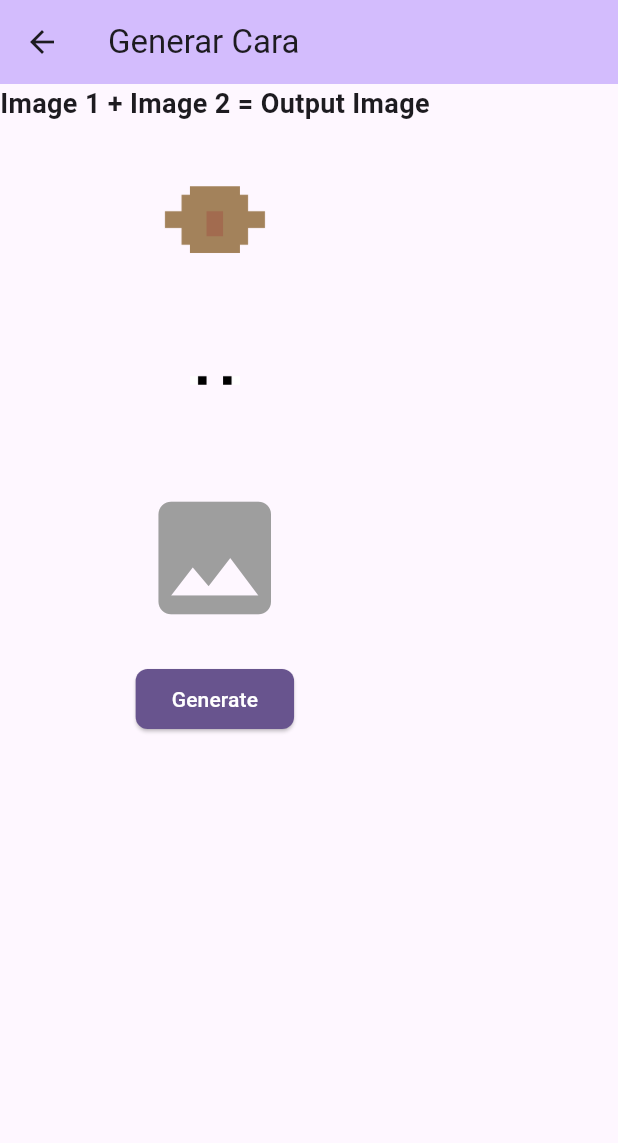
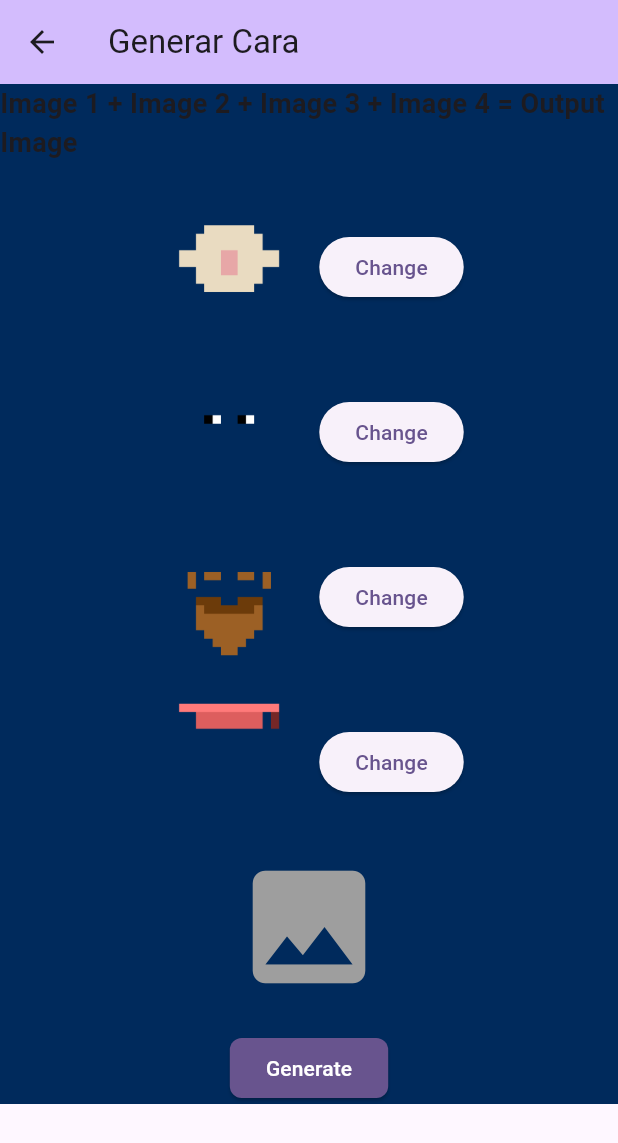
Before and after one commit to XabierMatute/KoboltAssistant, a Flutter app: the GenerateFaceScreen screen opened directly, on a phone screen of 412 x 824 dp. Shown: the top 1143 px of the screen. Run offline on Flutter 3.47's test engine with Material 3 defaults, Android fonts, the phone set to English and light mode, and no system bars; our stand-ins replace faker, image_picker, sqflite; accounts and stored records are empty.

Commit message:
prototipo de sumar imagenes funciona

```diff
--- a/caravana_enana/lib/screens/generate_face.dart
+++ b/caravana_enana/lib/screens/generate_face.dart
@@ -1,23 +1,34 @@
+import 'dart:convert';
+import 'dart:math';
+import 'dart:io';
+
 import 'package:flutter/material.dart';
-import 'dart:io';
+import 'package:flutter/services.dart';
 import 'package:image/image.dart' as img;
-import 'package:flutter/services.dart';
 import 'package:path_provider/path_provider.dart';
 
-Future<void> generarCara(String cabezaPath, String ojosPath, String salidaFileName) async {
+Future<void> generarCara(String cabezaPath, String ojosPath, String barbaPath, String sombreroPath, String salidaFileName) async {
   // Cargar las imágenes desde assets
   final cabezaBytes = await rootBundle.load(cabezaPath);
   final ojosBytes = await rootBundle.load(ojosPath);
+  final barbaBytes = await rootBundle.load(barbaPath);
+  final sombreroBytes = await rootBundle.load(sombreroPath);
 
   // Decodificar las imágenes
   img.Image cabeza = img.decodeImage(cabezaBytes.buffer.asUint8List())!;
   img.Image ojos = img.decodeImage(ojosBytes.buffer.asUint8List())!;
+  img.Image barba = img.decodeImage(barbaBytes.buffer.asUint8List())!;
+  img.Image sombrero = img.decodeImage(sombreroBytes.buffer.asUint8List())!;
 
   // Asegurarse de que las imágenes tengan el mismo tamaño
   ojos = img.copyResize(ojos, width: cabeza.width, height: cabeza.height);
+  barba = img.copyResize(barba, width: cabeza.width, height: cabeza.height);
+  sombrero = img.copyResize(sombrero, width: cabeza.width, height: cabeza.height);
 
-  // Combinar las imágenes usando copyInto
+  // Combinar las imágenes usando compositeImage
   img.compositeImage(cabeza, ojos);
+  img.compositeImage(cabeza, barba);
+  img.compositeImage(cabeza, sombrero);
 
   // Obtener el directorio temporal para guardar la imagen combinada
   final directory = await getTemporaryDirectory();
@@ -36,13 +47,55 @@ class GenerateFaceScreen extends StatefulWidget {
 }
 
 class _GenerateFaceScreenState extends State<GenerateFaceScreen> {
-  String _image1Path = 'assets/dwarf_image_generation/1_cabezas/cabeza3.png';
-  String _image2Path = 'assets/dwarf_image_generation/2_ojos/ojo4.png';
+  String _image1Path = 'assets/dwarf_image_generation/1_cabezas/cabeza1.png';
+  String _image2Path = 'assets/dwarf_image_generation/2_ojos/ojo1.png';
+  String _image3Path = 'assets/dwarf_image_generation/3_barbas/barba1.png';
+  String _image4Path = 'assets/dwarf_image_generation/4_sombreros/sombrero1.png';
   String _outputPath = '';
 
+  Future<String> _getRandomImagePath(String folderPath) async {
+    final manifestContent = await rootBundle.loadString('AssetManifest.json');
+    final Map<String, dynamic> manifestMap = Map<String, dynamic>.from(json.decode(manifestContent));
+    final List<String> imagePaths = manifestMap.keys
+        .where((String key) => key.startsWith(folderPath))
+        .toList();
+    final random = Random();
+    return imagePaths[random.nextInt(imagePaths.length)];
+  }
+
+  void _changeImage1() async {
+    final newPath = await _getRandomImagePath('assets/dwarf_image_generation/1_cabezas/');
+    setState(() {
+      _image1Path = newPath;
+    });
+  }
+
+  void _changeImage2() async {
+    final newPath = await _getRandomImagePath('assets/dwarf_image_generation/2_ojos/');
+    setState(() {
+      _image2Path = newPath;
+    });
+  }
+
+  void _changeImage3() async {
+    final newPath = await _getRandomImagePath('assets/dwarf_image_generation/3_barbas/');
+    setState(() {
+      _image3Path = newPath;
+    });
+  }
+
+  void _changeImage4() async {
+    final newPath = await _getRandomImagePath('assets/dwarf_image_generation/4_sombreros/');
+    setState(() {
+      _image4Path = newPath;
+    });
+  }
+
   void _generateFace() async {
-    final salidaFileName = 'cara_combinada.png';
-    await generarCara(_image1Path, _image2Path, salidaFileName);
+    int randomIndex = Random().nextInt(1000);
+    final salidaFileName = 'cara_combinada_$randomIndex.png';
+    print('Generando cara con $_image1Path, $_image2Path, $_image3Path y $_image4Path');
+    await generarCara(_image1Path, _image2Path, _image3Path, _image4Path, salidaFileName);
     final directory = await getTemporaryDirectory();
     setState(() {
       _outputPath = '${directory.path}/$salidaFileName';
@@ -56,27 +109,84 @@ class _GenerateFaceScreenState extends State<GenerateFaceScreen> {
         title: const Text('Generar Cara'),
         backgroundColor: Theme.of(context).colorScheme.inversePrimary,
       ),
-      body: SingleChildScrollView(
+      body: Container(
+        //cobalt blue
+        color: const Color(0xFF002A5C),
+        child: SingleChildScrollView(
           child: Column(
             mainAxisAlignment: MainAxisAlignment.center,
             children: [
               const Text(
-              'Image 1 + Image 2 = Output Image',
+                'Image 1 + Image 2 + Image 3 + Image 4 = Output Image',
                 style: TextStyle(fontSize: 18, fontWeight: FontWeight.bold),
               ),
               const SizedBox(height: 20),
+              Row(
+                mainAxisAlignment: MainAxisAlignment.center,
+                children: [
                   Image.asset(
                     _image1Path,
                     width: 100,
                     height: 100,
                     fit: BoxFit.cover,
                   ),
+                  const SizedBox(width: 10),
+                  ElevatedButton(
+                    onPressed: _changeImage1,
+                    child: const Text('Change'),
+                  ),
+                ],
+              ),
               const SizedBox(height: 10),
+              Row(
+                mainAxisAlignment: MainAxisAlignment.center,
+                children: [
                   Image.asset(
                     _image2Path,
                     width: 100,
                     height: 100,
                     fit: BoxFit.cover,
+                  ),
+                  const SizedBox(width: 10),
+                  ElevatedButton(
+                    onPressed: _changeImage2,
+                    child: const Text('Change'),
+                  ),
+                ],
+              ),
+              const SizedBox(height: 10),
+              Row(
+                mainAxisAlignment: MainAxisAlignment.center,
+                children: [
+                  Image.asset(
+                    _image3Path,
+                    width: 100,
+                    height: 100,
+                    fit: BoxFit.cover,
+                  ),
+                  const SizedBox(width: 10),
+                  ElevatedButton(
+                    onPressed: _changeImage3,
+                    child: const Text('Change'),
+                  ),
+                ],
+              ),
+              const SizedBox(height: 10),
+              Row(
+                mainAxisAlignment: MainAxisAlignment.center,
+                children: [
+                  Image.asset(
+                    _image4Path,
+                    width: 100,
+                    height: 100,
+                    fit: BoxFit.cover,
+                  ),
+                  const SizedBox(width: 10),
+                  ElevatedButton(
+                    onPressed: _changeImage4,
+                    child: const Text('Change'),
+                  ),
+                ],
               ),
               const SizedBox(height: 10),
               _outputPath.isNotEmpty
@@ -106,12 +216,7 @@ class _GenerateFaceScreenState extends State<GenerateFaceScreen> {
             ],
           ),
         ),
+      ),
     );
   }
 }
-
-void main() {
-  runApp(const MaterialApp(
-    home: GenerateFaceScreen(),
-  ));
-}
```
Also changed, not shown: caravana_enana/assets/dwarf_image_generation/3_barbas/barba1.png (renamed from caravana_enana/assets/dwarf_image_generation/3_barbas/sketch-1752662867154.png), caravana_enana/assets/dwarf_image_generation/4_sombreros/sombrero1.png (renamed from caravana_enana/assets/dwarf_image_generation/4_sombreros/sketch-1752663865512.png). Lines whose indentation alone changed are shown as unchanged.
